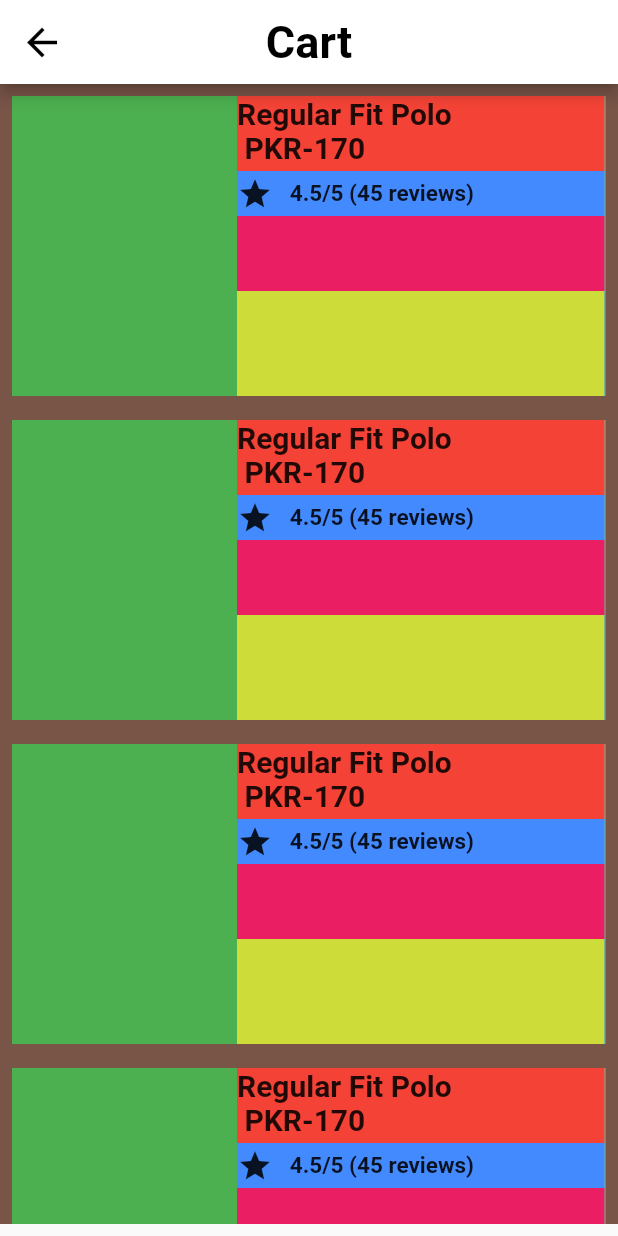
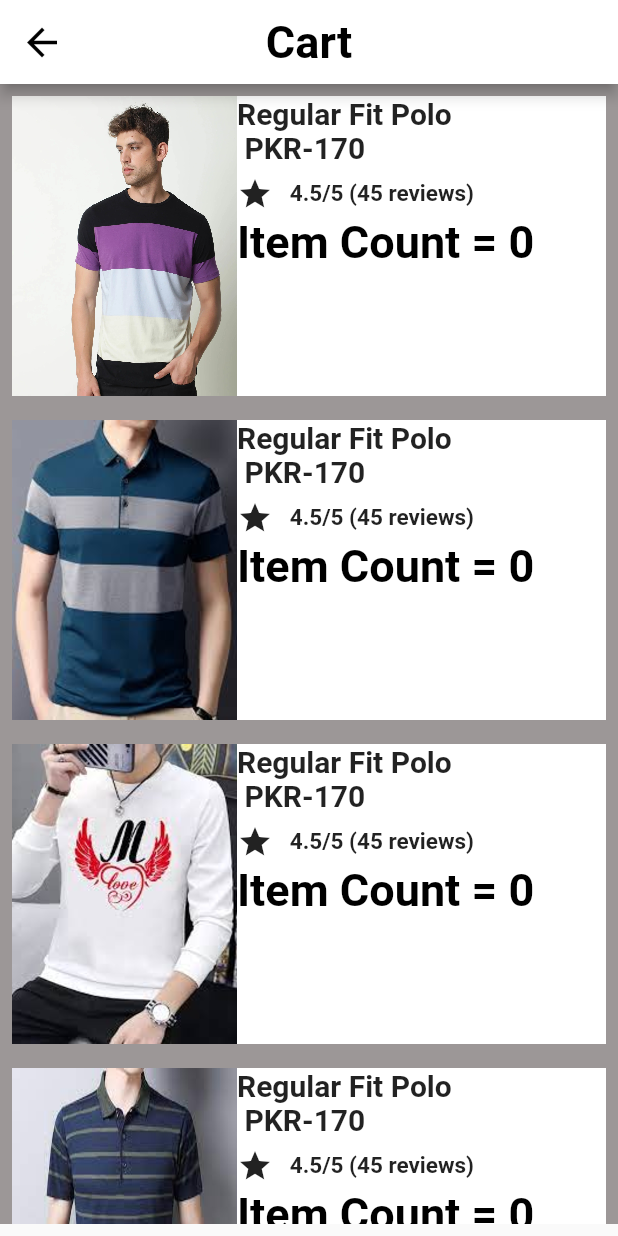
Before and after one commit to akshay6061/flutter_class16, a Flutter app: the CartPage screen opened directly, on a phone screen of 412 x 824 dp. Run offline on Flutter 3.47's test engine with Material 2 defaults, Android fonts, the phone set to English and light mode, and no system bars.

Commit message:
cart update

```diff
--- a/lib/view/screens/addcart.dart
+++ b/lib/view/screens/addcart.dart
@@ -1,4 +1,5 @@
 import 'package:flutter/material.dart';
+import 'package:flutter_class16/view/widgets/datas.dart';
 
 class CartPage extends StatelessWidget {
   const CartPage({super.key});
@@ -17,7 +18,7 @@ class CartPage extends StatelessWidget {
         Container(
           width: double.infinity,
           height: 760,
-          color: Colors.brown,
+          color: const Color.fromARGB(255, 156, 151, 151),
           child: ListView.builder(
             itemCount: 5,
             itemBuilder: (context, index) =>
@@ -26,30 +27,31 @@ class CartPage extends StatelessWidget {
           child: Container(
             width: double.infinity,
             height: 200,
-            color: Colors.blue,
+            color: Colors.white,
             child: Row(
               children: [
                 Container(
                   width: 150,
                   height: 200,
-                  color: Colors.green,
+                  color: Colors.white,
+                  child: ImageList[index],
                 ),
                 Container(
                   height: 200,
                   width: 245,
-                  color: Colors.lime,
+                  color: Colors.white,
                   child: Column(
                     children: [
                       Container(
                         width: 245,
                         height: 50,
-                        color: Colors.red,
+                        color: Colors.white,
                         child: Text("Regular Fit Polo \n PKR-170",style: TextStyle(fontSize: 20,fontWeight: FontWeight.w600),),
                       ),
                       Container(
                         width: 245,
                         height: 30,
-                        color: Colors.blueAccent,
+                        color: Colors.white,
                         child: Row(
                             children: [
                               Icon(Icons.star),
@@ -60,8 +62,8 @@ class CartPage extends StatelessWidget {
                       Container(
                         width: 245,
                         height: 50,
-                        color: Colors.pink,
-                        child: Text(""),
+                        color: Colors.white,
+                        child: Text("Item Count = 0",style: TextStyle(fontSize: 30,fontWeight: FontWeight.bold,color: Colors.black),),
                       )
                     ],
                   ),
```
